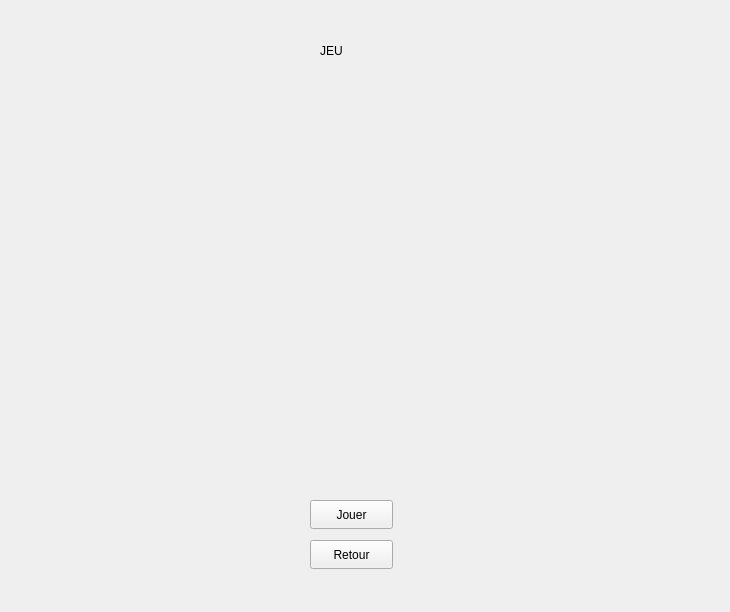
Above: TP-Refacto/jeugui.ui from WRKT/cpp-project before the change. Below: the same form after it.
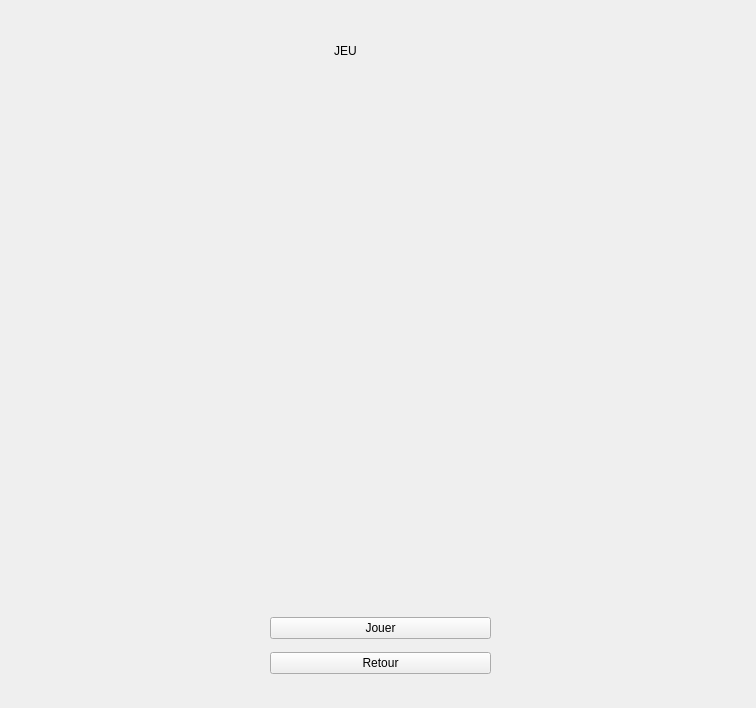
That is the form after the change.

Commit message: CHG - Put grid in the center of window (not responsive yet)

Patch:
```diff
--- a/TP-Refacto/jeugui.ui
+++ b/TP-Refacto/jeugui.ui
@@ -6,51 +6,72 @@
    <rect>
     <x>0</x>
     <y>0</y>
-    <width>730</width>
-    <height>612</height>
+    <width>756</width>
+    <height>708</height>
    </rect>
   </property>
+  <property name="sizePolicy">
+   <sizepolicy hsizetype="Preferred" vsizetype="Preferred">
+    <horstretch>0</horstretch>
+    <verstretch>0</verstretch>
+   </sizepolicy>
+  </property>
   <property name="windowTitle">
    <string>Form</string>
   </property>
   <widget class="QLabel" name="label">
    <property name="geometry">
     <rect>
-     <x>320</x>
+     <x>330</x>
      <y>40</y>
-     <width>81</width>
+     <width>31</width>
      <height>21</height>
     </rect>
    </property>
    <property name="text">
     <string>JEU</string>
    </property>
-  </widget>
-  <widget class="QPushButton" name="JouerButton">
-   <property name="geometry">
-    <rect>
-     <x>310</x>
-     <y>500</y>
-     <width>83</width>
-     <height>29</height>
-    </rect>
+   <property name="alignment">
+    <set>Qt::AlignCenter</set>
    </property>
-   <property name="text">
-    <string>Jouer</string>
-   </property>
   </widget>
-  <widget class="QPushButton" name="retourAccueil">
+  <widget class="QWidget" name="verticalLayoutWidget">
    <property name="geometry">
     <rect>
-     <x>310</x>
-     <y>540</y>
-     <width>83</width>
-     <height>29</height>
+     <x>270</x>
+     <y>610</y>
+     <width>221</width>
+     <height>71</height>
     </rect>
    </property>
-   <property name="text">
-    <string>Retour</string>
-   </property>
+   <layout class="QVBoxLayout" name="buttonLayout">
+    <item>
+     <widget class="QPushButton" name="JouerButton">
+      <property name="sizeIncrement">
+       <size>
+        <width>2</width>
+        <height>2</height>
+       </size>
+      </property>
+      <property name="text">
+       <string>Jouer</string>
+      </property>
+     </widget>
+    </item>
+    <item>
+     <widget class="QPushButton" name="retourAccueil">
+      <property name="sizeIncrement">
+       <size>
+        <width>2</width>
+        <height>2</height>
+       </size>
+      </property>
+      <property name="text">
+       <string>Retour</string>
+      </property>
+     </widget>
+    </item>
+   </layout>
   </widget>
  </widget>
  <resources/>
```
Left out of the diff: 4 changed lines with no effect on the pictures. The commit also changes 6 other files.
